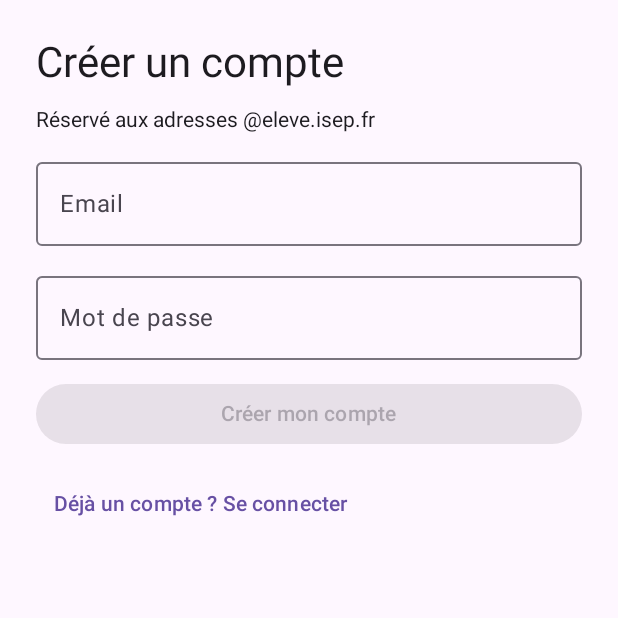
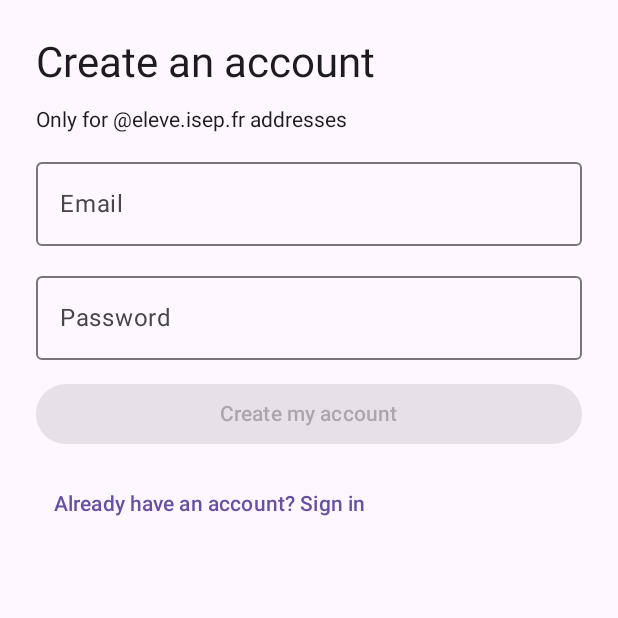
Before and after one commit to antoinebnm/Firebase_Auth_Demo, an Android app built with Jetpack Compose: the composable SignUpScreen shown on its own in the app's theme, on a phone screen of 412 x 824 dp, the top half of it. Run offline under Robolectric (Android 15) with nearby library versions, the phone set to English and light mode, and no system bars; our stand-ins replace Firebase (no records; nobody signed in at launch, a user with empty details on screens opened directly).

Commit message:
add english translations (default) with french in values-fr

```diff
--- a/app/src/main/java/fr/isep/campusauth/ui/AuthUiState.kt
+++ b/app/src/main/java/fr/isep/campusauth/ui/AuthUiState.kt
@@ -1,11 +1,12 @@
 package fr.isep.campusauth.ui
 
+import androidx.annotation.StringRes
 import com.google.firebase.auth.FirebaseUser
 
 data class AuthUiState(
     val user: FirebaseUser? = null,
     val isEmailVerified: Boolean = false,
     val isLoading: Boolean = false,
-    val error: String? = null,
-    val info: String? = null // success message
+    @StringRes val error: Int? = null, // string resource id
+    @StringRes val info: Int? = null // success message
 )
--- a/app/src/main/java/fr/isep/campusauth/ui/components/AuthComponents.kt
+++ b/app/src/main/java/fr/isep/campusauth/ui/components/AuthComponents.kt
@@ -1,5 +1,6 @@
 package fr.isep.campusauth.ui.components
 
+import androidx.annotation.StringRes
 import androidx.compose.foundation.layout.Arrangement
 import androidx.compose.foundation.layout.Column
 import androidx.compose.foundation.layout.ColumnScope
@@ -19,9 +20,11 @@ import androidx.compose.material3.OutlinedTextField
 import androidx.compose.material3.Text
 import androidx.compose.runtime.Composable
 import androidx.compose.ui.Modifier
+import androidx.compose.ui.res.stringResource
 import androidx.compose.ui.text.input.KeyboardType
 import androidx.compose.ui.text.input.PasswordVisualTransformation
 import androidx.compose.ui.unit.dp
+import fr.isep.campusauth.R
 
 // scrollable column with a title
 @Composable
@@ -43,7 +46,7 @@ fun EmailField(value: String, onValueChange: (String) -> Unit) {
     OutlinedTextField(
         value = value,
         onValueChange = onValueChange,
-        label = { Text("Email") },
+        label = { Text(stringResource(R.string.email_label)) },
         singleLine = true,
         keyboardOptions = KeyboardOptions(keyboardType = KeyboardType.Email),
         modifier = Modifier.fillMaxWidth()
@@ -51,7 +54,7 @@ fun EmailField(value: String, onValueChange: (String) -> Unit) {
 }
 
 @Composable
-fun PasswordField(value: String, onValueChange: (String) -> Unit, label: String = "Mot de passe") {
+fun PasswordField(value: String, onValueChange: (String) -> Unit, label: String = stringResource(R.string.password_label)) {
     OutlinedTextField(
         value = value,
         onValueChange = onValueChange,
@@ -85,7 +88,7 @@ fun LoadingButton(
 
 // error in red info in primary color
 @Composable
-fun Messages(error: String?, info: String?) {
-    error?.let { Text(it, color = MaterialTheme.colorScheme.error) }
-    info?.let { Text(it, color = MaterialTheme.colorScheme.primary) }
+fun Messages(@StringRes error: Int?, @StringRes info: Int?) {
+    error?.let { Text(stringResource(it), color = MaterialTheme.colorScheme.error) }
+    info?.let { Text(stringResource(it), color = MaterialTheme.colorScheme.primary) }
 }
--- a/app/src/main/java/fr/isep/campusauth/ui/screens/SignUpScreen.kt
+++ b/app/src/main/java/fr/isep/campusauth/ui/screens/SignUpScreen.kt
@@ -7,6 +7,8 @@ import androidx.compose.runtime.getValue
 import androidx.compose.runtime.mutableStateOf
 import androidx.compose.runtime.saveable.rememberSaveable
 import androidx.compose.runtime.setValue
+import androidx.compose.ui.res.stringResource
+import fr.isep.campusauth.R
 import fr.isep.campusauth.data.STUDENT_DOMAIN
 import fr.isep.campusauth.ui.AuthUiState
 import fr.isep.campusauth.ui.components.AuthScreen
@@ -24,17 +26,17 @@ fun SignUpScreen(
     var email by rememberSaveable { mutableStateOf("") }
     var password by rememberSaveable { mutableStateOf("") }
 
-    AuthScreen(title = "Créer un compte") {
-        Text("Réservé aux adresses $STUDENT_DOMAIN")
+    AuthScreen(title = stringResource(R.string.sign_up_title)) {
+        Text(stringResource(R.string.sign_up_domain_hint, STUDENT_DOMAIN))
         EmailField(email) { email = it }
         PasswordField(password, { password = it })
         LoadingButton(
-            text = "Créer mon compte",
+            text = stringResource(R.string.sign_up_button),
             isLoading = state.isLoading,
             enabled = email.isNotBlank() && password.isNotBlank(),
             onClick = { onSignUp(email, password) }
         )
-        TextButton(onClick = onGoToSignIn) { Text("Déjà un compte ? Se connecter") }
+        TextButton(onClick = onGoToSignIn) { Text(stringResource(R.string.go_to_sign_in)) }
         Messages(state.error, state.info)
     }
 }
```
Also changed, not shown: app/src/main/java/fr/isep/campusauth/data/AuthError.kt (+10 -8 lines), app/src/main/java/fr/isep/campusauth/ui/AuthViewModel.kt (+10 -9 lines), app/src/main/java/fr/isep/campusauth/ui/screens/ProfileScreen.kt (+20 -18 lines), app/src/main/java/fr/isep/campusauth/ui/screens/SignInScreen.kt (+6 -4 lines), app/src/main/java/fr/isep/campusauth/ui/screens/VerifyEmailScreen.kt (+8 -6 lines), app/src/main/res/values/strings.xml (+47 -0 lines), 1 other file.
